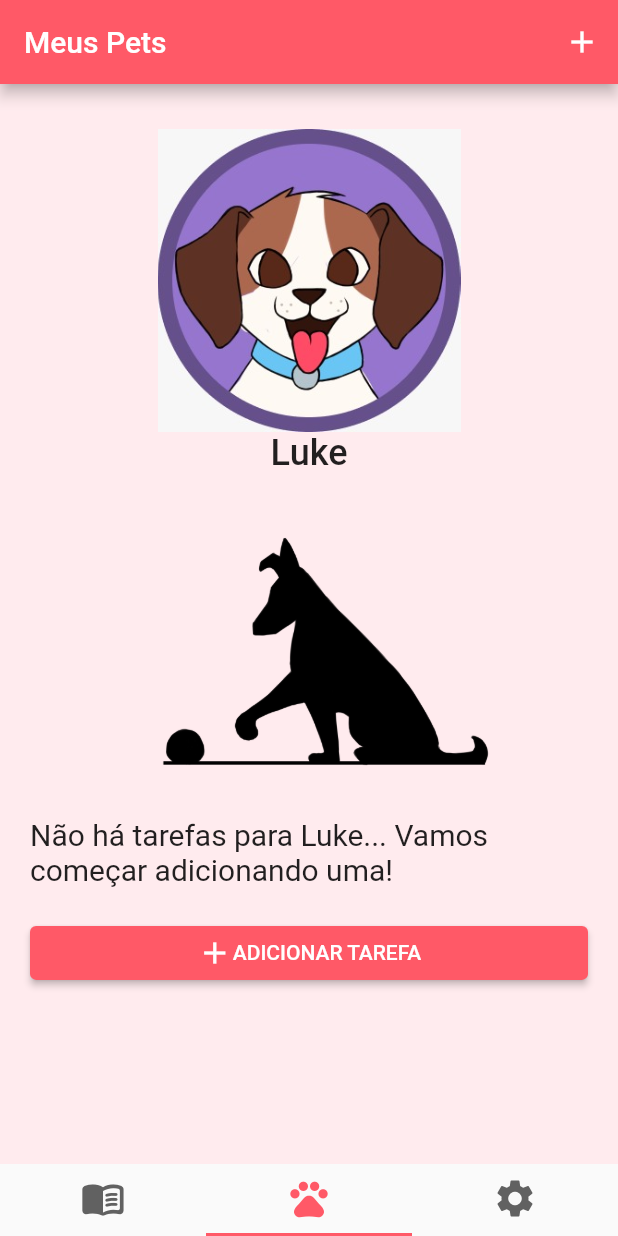
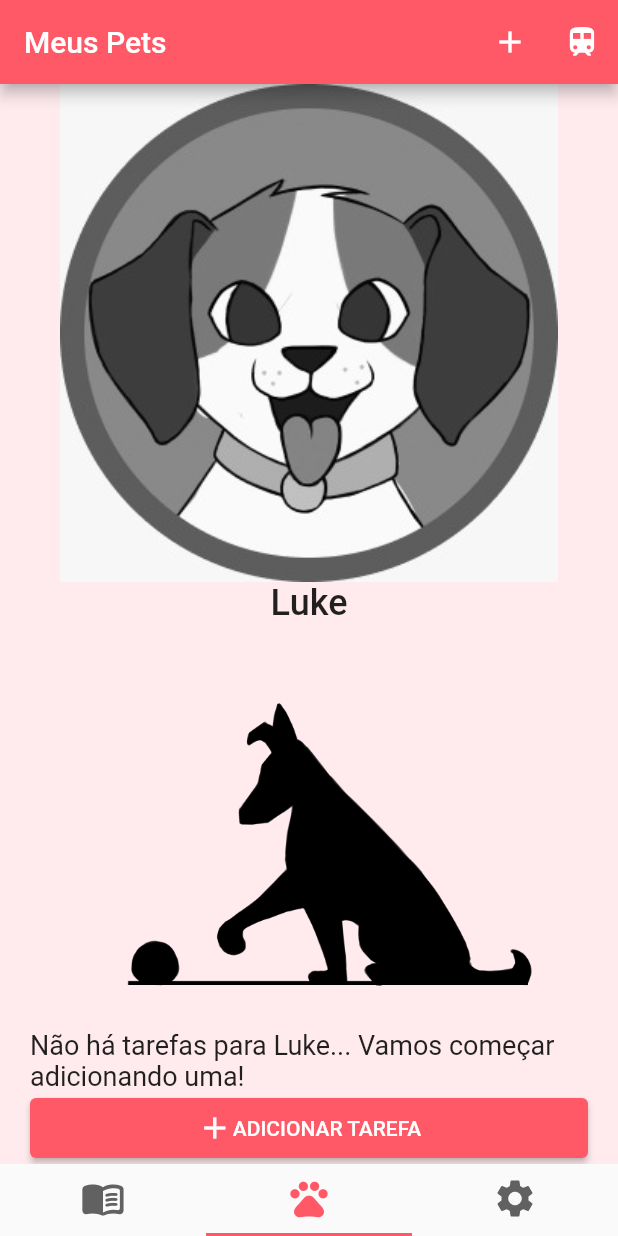
Before and after one commit to VitorEstevam/app-pets, a Flutter app: the screen it shows after launch, on a phone screen of 412 x 824 dp. Run offline on Flutter 3.47's test engine with Material 2 defaults, Android fonts, the phone set to English and light mode, and no system bars; our stand-ins replace flutter_mobx, mobx; generated files the repository leaves out were written again.

Commit message:
a lot of stuff that i do not remember

```diff
--- a/lib/consts/provider_stores.dart
+++ b/lib/consts/provider_stores.dart
@@ -1,9 +1,9 @@
-import 'package:app_pets/stores/example/example.dart';
+import 'package:app_pets/stores/example/store_tasks.dart';
 import 'package:provider/provider.dart';
 import 'package:provider/single_child_widget.dart';
 
 List<SingleChildWidget> providerStores = [
-  Provider<Example>(
-    create: (_) => Example(),
+  Provider<StoreTasks>(
+    create: (_) => StoreTasks(),
   ),
 ];
--- a/lib/consts/routes.dart
+++ b/lib/consts/routes.dart
@@ -1,5 +1,5 @@
-import 'package:app_pets/pages/page_pets.dart';
-import 'package:app_pets/pages/pages.dart';
+import 'package:app_pets/pages/page%20pets/page_pets.dart';
+import 'package:app_pets/pages/tab_bar_handler.dart';
 import 'package:flutter/material.dart';
 
 Map<String, Widget Function(BuildContext)> routes = {
--- a/lib/main.dart
+++ b/lib/main.dart
@@ -1,4 +1,4 @@
-import 'package:app_pets/pages/pages.dart';
+import 'package:app_pets/pages/tab_bar_handler.dart';
 import 'package:flutter/material.dart';
 import 'package:provider/provider.dart';
 
--- /dev/null
+++ b/lib/pages/page pets/page_pets.dart
@@ -0,0 +1,180 @@
+import 'dart:convert';
+
+import 'package:app_pets/classes/task.dart';
+import 'package:app_pets/pages/page%20pets/subpages/page_add_task.dart';
+import 'package:app_pets/stores/example/store_tasks.dart';
+import 'package:app_pets/widgets/image_loader.dart';
+import 'package:flutter/material.dart';
+import 'package:flutter_mobx/flutter_mobx.dart';
+import 'package:mobx/mobx.dart';
+import 'package:provider/src/provider.dart';
+
+class PagePets extends StatelessWidget {
+  const PagePets({Key? key}) : super(key: key);
+
+  @override
+  Widget build(BuildContext context) {
+    return Scaffold(
+      backgroundColor: Theme.of(context).backgroundColor,
+      appBar: AppBar(
+        title: const Text("Meus Pets"),
+        actions: [
+          IconButton(onPressed: () => {}, icon: const Icon(Icons.add)),
+          IconButton(onPressed: () => {}, icon: const Icon(Icons.train_sharp)),
+        ],
+      ),
+      body: Column(
+        mainAxisAlignment: MainAxisAlignment.center,
+        children: <Widget>[
+          Expanded(
+            flex: 1,
+            child: Container(
+              width: double.infinity,
+              child: const PetsPart(),
+            ),
+          ),
+          Expanded(
+            flex: 1,
+            child: Container(
+              width: double.infinity,
+              child: const TaskPart(),
+            ),
+          ),
+        ],
+      ),
+    );
+  }
+}
+
+class TaskPart extends StatefulWidget {
+  const TaskPart({
+    Key? key,
+  }) : super(key: key);
+
+  @override
+  State<TaskPart> createState() => _TaskPartState();
+}
+
+class _TaskPartState extends State<TaskPart> {
+  @override
+  Widget build(BuildContext context) {
+    return Observer(builder: (context) {
+      return Padding(
+        padding: const EdgeInsets.symmetric(horizontal: 20.0),
+        child: Column(
+          mainAxisAlignment: MainAxisAlignment.start,
+          children: [
+            Expanded(child: const TaskViewer()),
+            ElevatedButton(
+              onPressed: () {
+                Navigator.pushNamed(context, "page_add_task");
+              },
+              child: SizedBox(
+                height: 40,
+                child: Row(
+                  mainAxisAlignment: MainAxisAlignment.center,
+                  children: const [
+                    Icon(Icons.add),
+                    Text("ADICIONAR TAREFA"),
+                  ],
+                ),
+              ),
+            ),
+          ],
+        ),
+      );
+    });
+  }
+}
+
+class TaskViewer extends StatefulWidget {
+  const TaskViewer({Key? key}) : super(key: key);
+
+  @override
+  State<TaskViewer> createState() => _TaskViewerState();
+}
+
+class _TaskViewerState extends State<TaskViewer> {
+  @override
+  Widget build(BuildContext context) {
+    final tasks = Provider.of<StoreTasks>(context);
+    return Observer(builder: (context) {
+      return Container(
+        child: tasks.tasks.isEmpty
+            ? const EmptyTasks()
+            : Container(
+                child: ListView.builder(
+                scrollDirection: Axis.vertical,
+                itemCount: tasks.tasks.length,
+                itemBuilder: (context, i) {
+                  return ListTile(
+                    title: Container(
+                        child: Text(json.encode(tasks.tasks[i].title))),
+                  );
+                },
+              )),
+      );
+    });
+  }
+}
+
+class EmptyTasks extends StatelessWidget {
+  const EmptyTasks({
+    Key? key,
+  }) : super(key: key);
+
+  @override
+  Widget build(BuildContext context) {
+    return Column(
+      children: [
+        const Expanded(
+          child: FittedBox(
+            fit: BoxFit.fitHeight,
+            alignment: Alignment.topCenter,
+            child: ImageLoader("lib/assets/placeholderTask.png"),
+          ),
+        ),
+        Container(height: 10),
+        const Text(
+          "Não há tarefas para Luke... Vamos começar adicionando uma!",
+          style: TextStyle(
+            fontSize: 18,
+            fontWeight: FontWeight.w400,
+          ),
+        ),
+      ],
+    );
+  }
+}
+
+class PetsPart extends StatelessWidget {
+  const PetsPart({
+    Key? key,
+  }) : super(key: key);
+
+  @override
+  Widget build(BuildContext context) {
+    return Column(children: [
+      Expanded(
+        child: Container(
+          foregroundDecoration: const BoxDecoration(
+            color: Colors.grey,
+            backgroundBlendMode: BlendMode.saturation,
+          ),
+          child: const FittedBox(
+            fit: BoxFit.fitHeight,
+            alignment: Alignment.bottomCenter,
+            child: ImageLoader("lib/assets/dog1.jpeg"),
+          ),
+        ),
+      ),
+      const Text(
+        "Luke",
+        style: TextStyle(
+          fontSize: 24,
+          fontWeight: FontWeight.w500,
+        ),
+      )
+    ]);
+  }
+}
--- /dev/null
+++ b/lib/pages/page pets/router_page_pet.dart
@@ -0,0 +1,24 @@
+import 'package:app_pets/pages/page%20pets/page_pets.dart';
+import 'package:app_pets/pages/page%20pets/subpages/page_add_task.dart';
+import 'package:flutter/material.dart';
+
+class RouterPagePet extends StatefulWidget {
+  const RouterPagePet({Key? key}) : super(key: key);
+
+  @override
+  _RouterPagePetState createState() => _RouterPagePetState();
+}
+
+class _RouterPagePetState extends State<RouterPagePet> {
+  @override
+  Widget build(BuildContext context) {
+    return Navigator(
+      onGenerateRoute: (settings) {
+        Widget page = const PagePets();
+        if (settings.name == 'page_pets') page = const PagePets();
+        if (settings.name == 'page_add_task') page = const PageAddTask();
+        return MaterialPageRoute(builder: (_) => page);
+      },
+    );
+  }
+}
--- a/lib/pages/page_add_task.dart
+++ b/lib/pages/page pets/subpages/page_add_task.dart
@@ -1,8 +1,10 @@
 import 'dart:convert';
 
 import 'package:app_pets/classes/task.dart';
+import 'package:app_pets/stores/example/store_tasks.dart';
 import 'package:flutter/material.dart';
 import 'package:intl/intl.dart';
+import 'package:provider/src/provider.dart';
 
 class PageAddTask extends StatefulWidget {
   const PageAddTask({Key? key}) : super(key: key);
@@ -47,7 +49,7 @@ class _PageAddTaskState extends State<PageAddTask> {
                     }
                     return null;
                   },
-                  onFieldSubmitted: (String val) {
+                  onChanged: (String val) {
                     task.title = val;
                   },
                 ),
@@ -69,7 +71,7 @@ class _PageAddTaskState extends State<PageAddTask> {
                     }
                     return null;
                   },
-                  onFieldSubmitted: (String val) {
+                  onChanged: (String val) {
                     task.description = val;
                   },
                 ),
@@ -109,10 +111,13 @@ class _PageAddTaskState extends State<PageAddTask> {
                   onPressed: () {
                     if (_formKey.currentState!.validate()) {
                       ScaffoldMessenger.of(context).showSnackBar(
-                        const SnackBar(content: Text('Processing Data')),
+                        const SnackBar(content: Text('Task salva')),
                       );
+                      print(task.title);
+                      context.read<StoreTasks>().insert(task);
+                      Future.delayed(const Duration(milliseconds: 800),
+                          () => {Navigator.pop(context)});
                     }
-                    print(json.encode(task));
                   },
                   child: FractionallySizedBox(
                     widthFactor: 1,
--- a/lib/pages/page_pets.dart
+++ /dev/null
@@ -1,91 +0,0 @@
-import 'package:app_pets/pages/page_add_task.dart';
-import 'package:app_pets/stores/example/example.dart';
-import 'package:app_pets/widgets/image_loader.dart';
-import 'package:flutter/material.dart';
-import 'package:flutter_mobx/flutter_mobx.dart';
-import 'package:provider/src/provider.dart';
-
-class PagePets extends StatelessWidget {
-  const PagePets({Key? key}) : super(key: key);
-
-  @override
-  Widget build(BuildContext context) {
-    return Scaffold(
-      backgroundColor: Theme.of(context).backgroundColor,
-      appBar: AppBar(
-        title: const Text("Meus Pets"),
-        actions: [IconButton(onPressed: () => {}, icon: const Icon(Icons.add))],
-      ),
-      body: Center(
-        child: Column(
-          mainAxisAlignment: MainAxisAlignment.center,
-          children: <Widget>[
-            const SizedBox(height: 30),
-            Expanded(
-              flex: 1,
-              child: SizedBox(
-                width: double.infinity,
-                child: Column(children: const [
-                  Expanded(
-                    child: FittedBox(
-                      fit: BoxFit.fitHeight,
-                      alignment: Alignment.bottomCenter,
-                      child: ImageLoader("lib/assets/dog1.jpeg"),
-                    ),
-                  ),
-                  Text(
-                    "Luke",
-                    style: TextStyle(
-                      fontSize: 24,
-                      fontWeight: FontWeight.w500,
-                    ),
-                  )
-                ]),
-              ),
-            ),
-            Expanded(
-              flex: 2,
-              child: Padding(
-                padding: const EdgeInsets.symmetric(horizontal: 20.0),
-                child: SizedBox(
-                  width: double.infinity,
-                  child: Column(children: [
-                    const FittedBox(
-                      fit: BoxFit.fitHeight,
-                      alignment: Alignment.bottomCenter,
-                      child: ImageLoader("lib/assets/placeholderTask.png"),
-                    ),
-                    Container(height: 20),
-                    const Text(
-                      "Não há tarefas para Luke... Vamos começar adicionando uma!",
-                      style: TextStyle(
-                        fontSize: 20,
-                        fontWeight: FontWeight.w400,
-                      ),
-                    ),
-                    Container(height: 20),
-                    ElevatedButton(
-                      onPressed: () {
-                        Navigator.push(
-                          context,
-                          MaterialPageRoute(builder: (context) => const PageAddTask()),
-                        );
-                      },
-                      child: Row(
-                        mainAxisAlignment: MainAxisAlignment.center,
-                        children: const [
-                          Icon(Icons.add),
-                          Text("ADICIONAR TAREFA"),
-                        ],
-                      ),
-                    ),
-                  ]),
-                ),
-              ),
-            ),
-          ],
-        ),
-      ),
-    );
-  }
-}
--- a/lib/pages/pages.dart
+++ b/lib/pages/tab_bar_handler.dart
@@ -1,5 +1,6 @@
 
-import 'package:app_pets/pages/page_pets.dart';
+import 'package:app_pets/pages/page%20pets/router_page_pet.dart';
+import 'package:app_pets/pages/page%20pets/page_pets.dart';
 import 'package:flutter/material.dart';
 
 class TabBarHandler extends StatelessWidget {
@@ -34,7 +35,7 @@ class TabBarHandler extends StatelessWidget {
               Center(
                 child: Text("Noticias"),
               ),
-              PagePets(),
+              RouterPagePet(),
               Center(
                 child: Text("Configs"),
               ),
--- a/lib/stores/example/example.dart
+++ /dev/null
@@ -1,18 +0,0 @@
-import 'package:mobx/mobx.dart';
-
-// run builder on cmd to generate the code
-
-// Include this
-part 'example.g.dart';
-class Example = _Example with _$Example;
-
-// Create the class
-abstract class _Example with Store {
-  @observable
-  int value = 0;
-
-  @action
-  void increment() {
-    value++;
-  }
-}
--- /dev/null
+++ b/lib/stores/example/store_tasks.dart
@@ -0,0 +1,19 @@
+import 'package:app_pets/classes/task.dart';
+import 'package:mobx/mobx.dart';
+
+// run builder on cmd to generate the code
+
+// Include this
+part 'store_tasks.g.dart';
+class StoreTasks = _StoreTasks with _$StoreTasks;
+
+// Create the class
+abstract class _StoreTasks with Store {
+  @observable
+  ObservableList<Task> tasks = ObservableList<Task>();
+
+  @action
+  void insert(Task t) {
+    tasks.add(t);
+  }
+}
```
Also changed, not shown: lib/stores/example/example.g.dart (deleted), lib/stores/example/store_tasks.g.dart (added).
